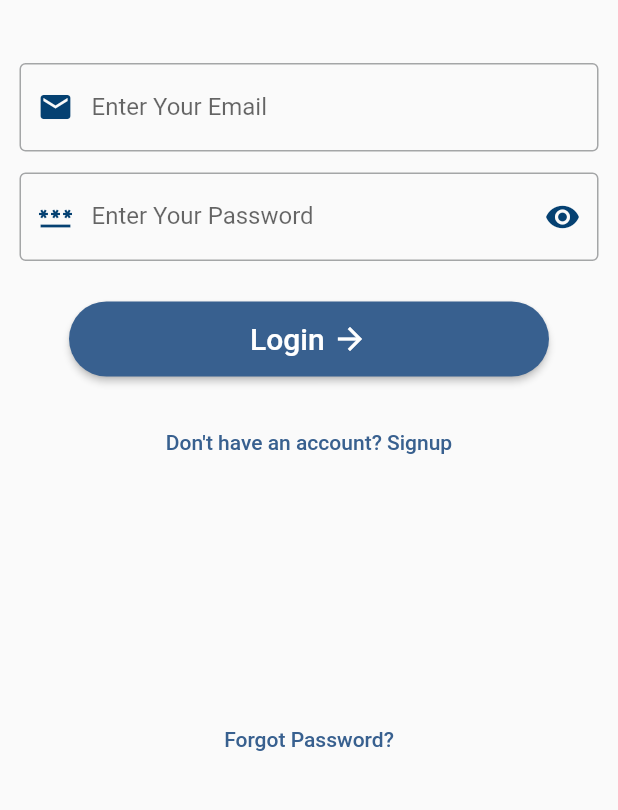
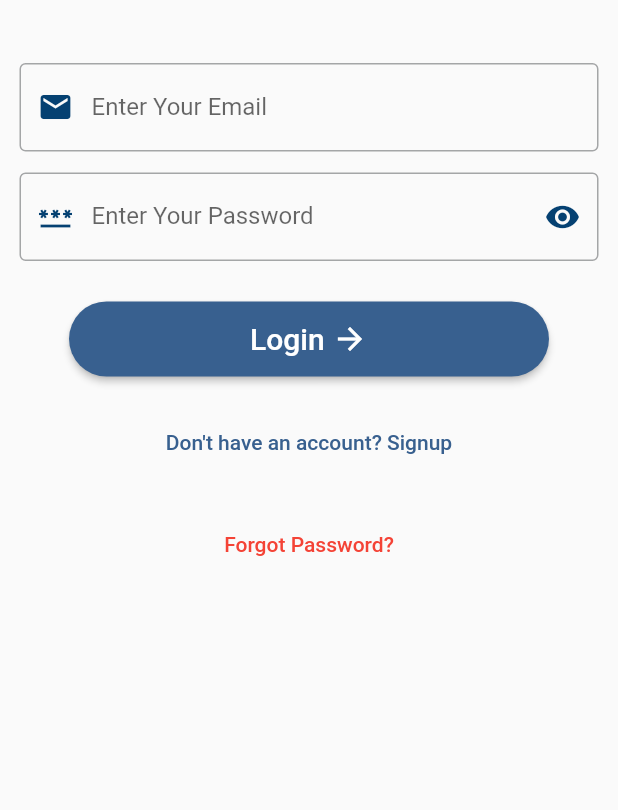
Before and after one commit to Abdullah6445/Diabetes-Care-Taker, a Flutter app: the screen it shows after launch, on a phone screen of 412 x 824 dp, the part 426-1236 px from its top. Run offline on Flutter 3.47's test engine with Material 3 defaults, Android fonts, the phone set to English and light mode, and no system bars; our stand-ins replace cloud_firestore, firebase_auth, firebase_core, fl_chart, flutter_local_notifications, fluttertoast and 6 more; missing offline and left inert: background_fetch; accounts and stored records are empty; statements that could not run were skipped.

Commit message:
validation done and login const done

```diff
--- a/lib/COMPONENTS_PAGES/loginScreen.dart
+++ b/lib/COMPONENTS_PAGES/loginScreen.dart
@@ -3,7 +3,6 @@ import 'package:diabetes_care_taker/PAGES/customToastPage.dart';
 import 'package:flutter/material.dart';
 import 'package:firebase_auth/firebase_auth.dart';
 import 'package:diabetes_care_taker/PAGES/customTextFormFieldPage.dart';
-import 'package:form_field_validator/form_field_validator.dart';
 
 class loginScreen extends StatefulWidget {
   @override
@@ -26,39 +25,45 @@ class _loginScreenState extends State<loginScreen> {
           child: Column(
             mainAxisAlignment: MainAxisAlignment.center,
             children: [
-              SizedBox(height: 100),
+              const SizedBox(height: 100),
               Image.asset(
                 'assets/images/Login_Icon_2.png',
                 scale: 4,
               ),
-              SizedBox(
+              const SizedBox(
                 height: 35,
               ),
-              Text(
+              const Text(
                 'Wellcome Back to Diabetes Caretaker',
                 style: TextStyle(fontSize: 18, fontWeight: FontWeight.bold),
               ),
-              SizedBox(
+              const SizedBox(
                 height: 35,
               ),
               customTextFormField(
-                validatorrr: MultiValidator([
-                  RequiredValidator(errorText: "Please Enter Your Email"),
-                ]),
+                validatorrr: (p0) {
+                  if (p0!.trimLeft().isEmpty) {
+                    return "Please Enter Your Email";
+                  }
+                  return null;
+                },
                 controllerr: emailController,
                 labelTextt: "Enter Your Email",
                 hintTextt: "Enter Your Email",
-                prefixIconn: Icon(Icons.email),
+                prefixIconn: const Icon(Icons.email),
                 keyboardType: TextInputType.emailAddress,
               ),
               customTextFormField(
-                validatorrr: MultiValidator([
-                  RequiredValidator(errorText: "Please Enter Your Password"),
-                ]),
+                validatorrr: (p0) {
+                  if (p0!.trimLeft().isEmpty) {
+                    return "Please Enter Your Password";
+                  }
+                  return null;
+                },
                 controllerr: passwordController,
                 labelTextt: "Enter Your Password",
                 hintTextt: "Enter Your Password",
-                prefixIconn: Icon(Icons.password),
+                prefixIconn: const Icon(Icons.password),
                 keyboardType: TextInputType.visiblePassword,
                 obscurityy: _isPasswordHidden,
                 suffixIconn: IconButton(
@@ -72,7 +77,7 @@ class _loginScreenState extends State<loginScreen> {
                   },
                 ),
               ),
-              SizedBox(
+              const SizedBox(
                 height: 20,
               ),
               SizedBox(
@@ -107,7 +112,7 @@ class _loginScreenState extends State<loginScreen> {
                       borderRadius: BorderRadius.circular(30.0),
                     ),
                   ),
-                  child: Row(
+                  child: const Row(
                     mainAxisAlignment: MainAxisAlignment.center,
                     children: [
                       Text(
@@ -119,17 +124,17 @@ class _loginScreenState extends State<loginScreen> {
                   ),
                 ),
               ),
-              SizedBox(
+              const SizedBox(
                 height: 20,
               ),
               TextButton(
                 onPressed: () {
                   Navigator.pushReplacementNamed(context, '/signup');
                 },
-                child: Text('Don\'t have an account? Signup'),
+                child: const Text('Don\'t have an account? Signup'),
               ),
-              SizedBox(
-                height: 150,
+              const SizedBox(
+                height: 20,
               ),
               TextButton(
                 onPressed: () {
@@ -140,7 +145,10 @@ class _loginScreenState extends State<loginScreen> {
                     ),
                   );
                 },
-                child: Text('Forgot Password?'),
+                child: const Text(
+                  'Forgot Password?',
+                  style: TextStyle(color: Colors.red),
+                ),
               ),
             ],
           ),
```
Also changed, not shown: lib/COMPONENTS_PAGES/signupScreen.dart (+5 -5 lines).
